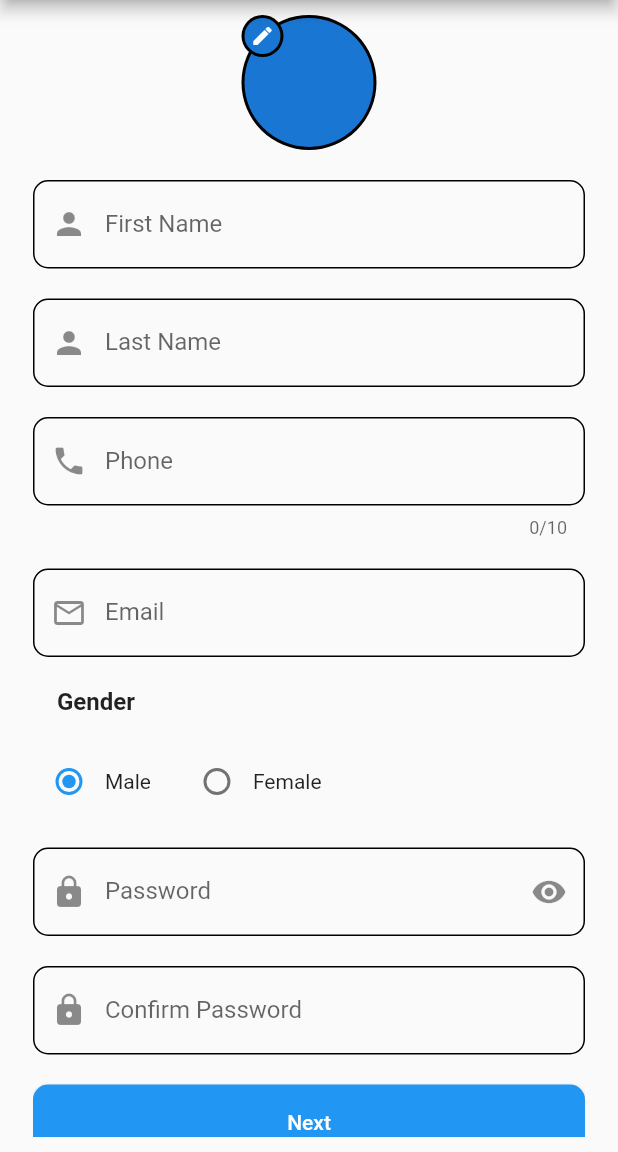
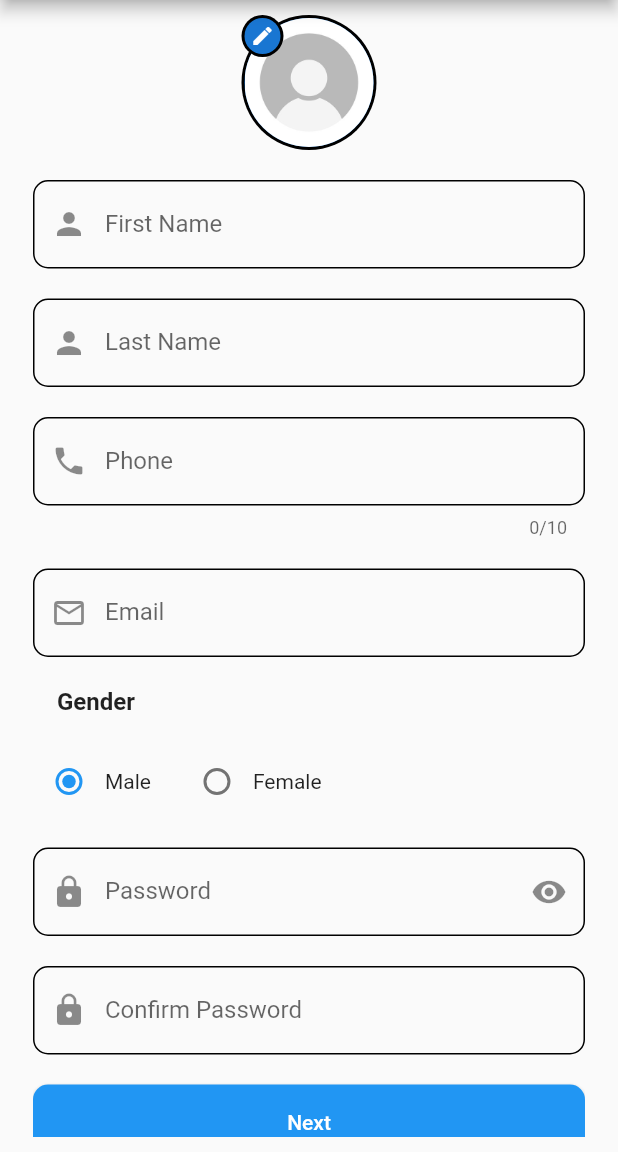
Before and after one commit to AakashGohilNeoSoft/registration_app, a Flutter app: the screen it shows after launch, on a phone screen of 412 x 824 dp, the part 84-1236 px from its top. Run offline on Flutter 3.47's test engine with Material 2 defaults, Android fonts, the phone set to English and light mode, and no system bars; our stand-ins replace image_picker; accounts and stored records are empty.

Commit message:
placeholder image setup in Registration Screen

```diff
--- a/lib/modules/registration/registration_screen.dart
+++ b/lib/modules/registration/registration_screen.dart
@@ -62,6 +62,14 @@ class _RegistrationScreenState extends State<RegistrationScreen> {
                               radius: 43,
                               backgroundImage: (profilePhoto) != null
                                   ? FileImage(profilePhoto!)
+                                  : null,
+                              child: (profilePhoto == null)
+                                  ? ClipOval(
+                                      child: Image.asset(
+                                        'assets/jpegs/profile_photo.jpeg',
+                                        fit: BoxFit.fill,
+                                      ),
+                                    )
                                   : null),
                         ),
                         const CircleAvatar(
--- a/pubspec.yaml
+++ b/pubspec.yaml
@@ -60,9 +60,8 @@ flutter:
   uses-material-design: true
 
   # To add assets to your application, add an assets section, like this:
-  # assets:
-  #   - images/a_dot_burr.jpeg
-  #   - images/a_dot_ham.jpeg
+  assets:
+    - assets/jpegs/profile_photo.jpeg
 
   # An image asset can refer to one or more resolution-specific "variants", see
   # https://flutter.dev/assets-and-images/#resolution-aware
```
Also changed, not shown: assets/jpegs/profile_photo.jpeg (added).
